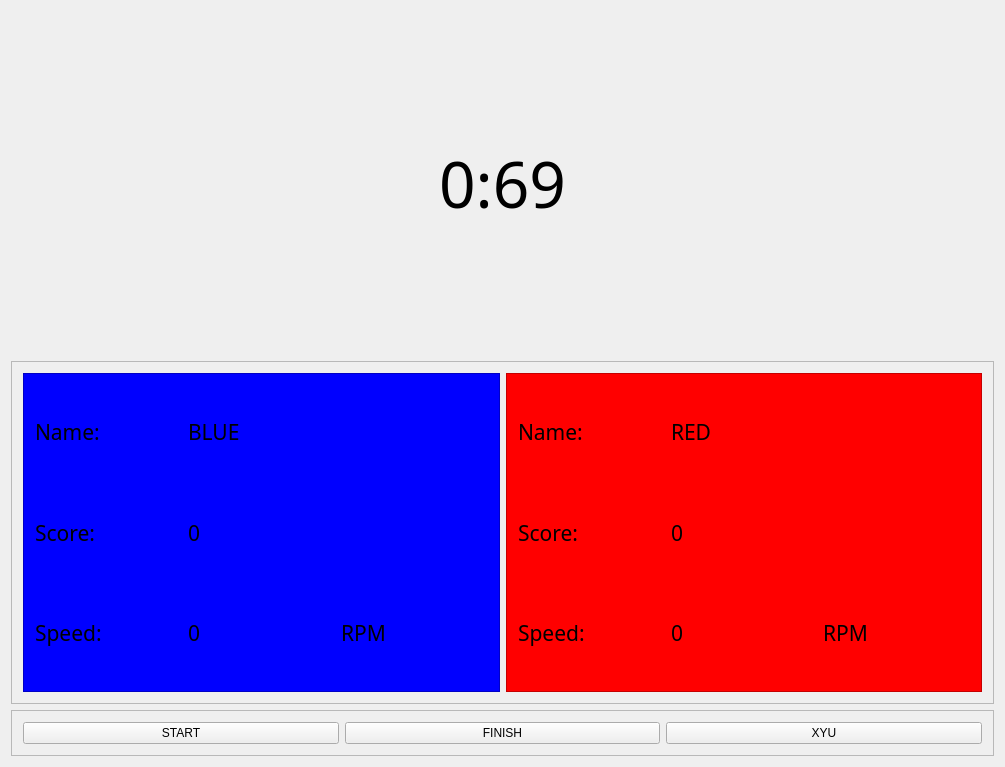
Before: the Qt Designer form UI/racewindow.ui in fut33v/GoldSprintsFatracing, drawn with Qt 5.
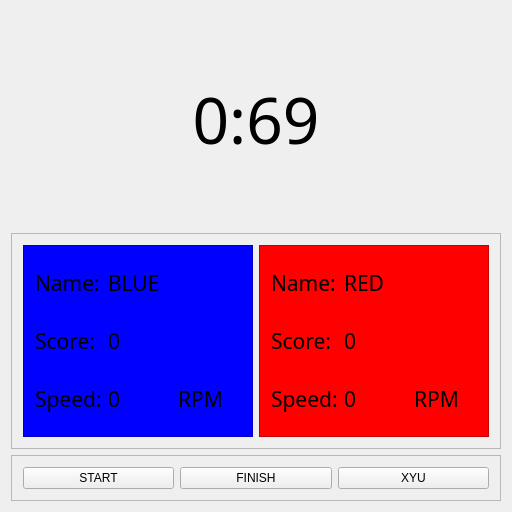
After: the same form once the commit is applied.

What changed in the file:
```diff
--- a/UI/racewindow.ui
+++ b/UI/racewindow.ui
@@ -6,8 +6,8 @@
    <rect>
     <x>0</x>
     <y>0</y>
-    <width>1005</width>
-    <height>767</height>
+    <width>512</width>
+    <height>512</height>
    </rect>
   </property>
   <property name="windowTitle">
```
Left out of the diff: 2 changed lines with no effect on the pictures.
